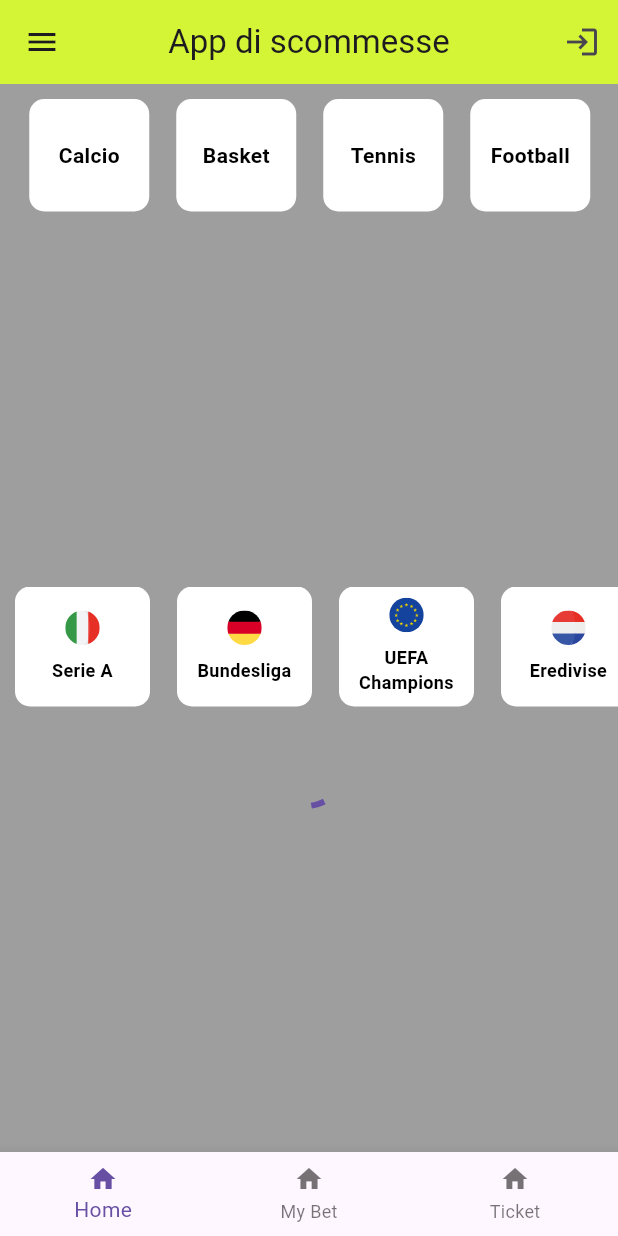
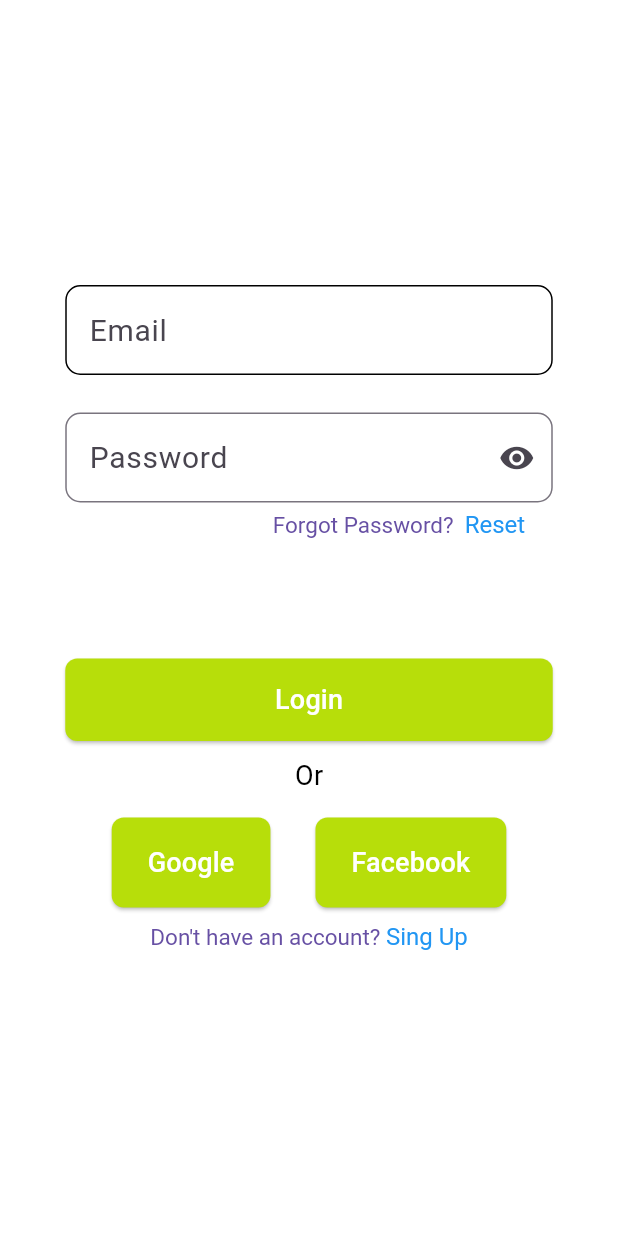
Before and after one commit to FraBoa99/betting_app, a Flutter app: the screen it shows after launch, on a phone screen of 412 x 824 dp. Run offline on Flutter 3.47's test engine with Material 3 defaults, Android fonts, the phone set to English and light mode, and no system bars; our stand-ins replace bloc, equatable, firebase_auth, firebase_core, flutter_bloc, flutter_svg and 2 more; missing offline and left inert: flutter_facebook_auth; accounts and stored records are empty.

Commit message:
Add login with google, to fix login with facebook

```diff
--- /dev/null
+++ b/lib/cubits/auth/auth_state.dart
@@ -0,0 +1,18 @@
+abstract class AuthState {}
+
+class AuthInitial extends AuthState {}
+
+class AuthLoading extends AuthState {}
+
+class AuthSuccess extends AuthState {}
+
+class AuthUnauthenticated extends AuthState {}
+
+class AuthError extends AuthState {
+  final String message;
+  AuthError(
+    this.message,
+  );
+}
+
+class AccountCreate extends AuthState {}
--- a/lib/main.dart
+++ b/lib/main.dart
@@ -1,9 +1,11 @@
-import 'package:betting_app/bloc/betting_cubit.dart';
 import 'package:betting_app/core/-api/api_service.dart';
 import 'package:betting_app/core/-theme/theme_manager.dart';
+import 'package:betting_app/cubits/auth/auth_cubit.dart';
+import 'package:betting_app/cubits/betting/betting_cubit.dart';
 import 'package:betting_app/firebase_options.dart';
 import 'package:betting_app/navigation/app_routes.dart';
 import 'package:betting_app/navigation/cubit/navigation_cubit.dart';
+import 'package:betting_app/repository/auth_repository.dart';
 import 'package:betting_app/repository/odds_repository.dart';
 import 'package:betting_app/screen/home/cubit/sport_cubit.dart';
 import 'package:betting_app/screen/settings/cubit/bookmakers_cubit.dart';
@@ -17,6 +19,7 @@ Future<void> main() async {
   WidgetsFlutterBinding.ensureInitialized();
 
   await Firebase.initializeApp(options: DefaultFirebaseOptions.currentPlatform);
+  //FirebaseAuth.instance.useAuthEmulator('localhost', 9099);
   runApp(const MyApp());
 }
 
@@ -25,17 +28,20 @@ class MyApp extends StatelessWidget {
 
   @override
   Widget build(BuildContext context) {
-    final repository = OddsRepository(apiClient: ApiService());
+    final oddsRepository = OddsRepository(apiClient: ApiService());
+    final authRepository = AuthRepository();
     return MultiBlocProvider(
       providers: [
+        BlocProvider(create: (context) => AuthCubit(authRepository)),
         BlocProvider(create: (context) => NavigationCubit()),
         BlocProvider(create: (context) => ThemeCubit()),
         BlocProvider(create: (context) => BookmakersCubit()),
         BlocProvider(create: (context) => SportsSettingsCubit()),
-        BlocProvider(create: (context) => BettingCubit(repository: repository)),
         BlocProvider(
-          create: (context) =>
-              SportCubit(context.read<BettingCubit>(), repository: repository),
+            create: (context) => BettingCubit(repository: oddsRepository)),
+        BlocProvider(
+          create: (context) => SportCubit(context.read<BettingCubit>(),
+              repository: oddsRepository),
         ),
       ],
       child: BlocBuilder<ThemeCubit, AppTheme>(builder: (context, themeState) {
--- /dev/null
+++ b/lib/models/user.dart
@@ -0,0 +1 @@
+class User {}
--- a/lib/navigation/app_routes.dart
+++ b/lib/navigation/app_routes.dart
@@ -1,10 +1,19 @@
 import 'package:betting_app/screen/home/screen/home.dart';
+import 'package:betting_app/screen/login/screen/forgot_password.dart';
+import 'package:betting_app/screen/login/screen/login.dart';
+import 'package:betting_app/screen/login/screen/signup.dart';
 import 'package:betting_app/screen/settings/screen/bookmakers_settings.dart';
 import 'package:betting_app/screen/settings/screen/settings.dart';
 import 'package:betting_app/screen/settings/screen/sports_settings.dart';
 import 'package:flutter/material.dart';
 
 class AppRoutes {
+  //Login routes
+  static const String login = '/login';
+  static const String signup = '/signup';
+  static const String forgotPassword = '/forgotPassword';
+
+  //Home routes
   static const String home = '/home';
   static const String myBet = '/myBet';
   static const String ticket = '/ticket';
@@ -13,7 +22,7 @@ class AppRoutes {
   static const String boxe = '/boxe';
   static const String tennis = '/tennis';
 
-  //Settings route
+  //Settings routes
   static const String settings = '/settings';
   static const String settingsTheme = '/settings/theme';
   static const String settingSport = '/settings/sport';
@@ -21,6 +30,12 @@ class AppRoutes {
 
   static Route<dynamic> generateRoute(RouteSettings routeSettings) {
     switch (routeSettings.name) {
+      case login:
+        return MaterialPageRoute(builder: (_) => const Login());
+      case signup:
+        return MaterialPageRoute(builder: (_) => const Signup());
+      case forgotPassword:
+        return MaterialPageRoute(builder: (_) => const ForgotPassword());
       case home:
         return MaterialPageRoute(builder: (_) => Home());
       case settings:
@@ -32,7 +47,7 @@ class AppRoutes {
       case settingSport:
         return MaterialPageRoute(builder: (_) => const SportsSettings());
       default:
-        return MaterialPageRoute(builder: (_) => Home());
+        return MaterialPageRoute(builder: (_) => const Login());
     }
   }
 }
--- /dev/null
+++ b/lib/repository/auth_repository.dart
@@ -0,0 +1,88 @@
+import 'package:firebase_auth/firebase_auth.dart';
+import 'package:flutter_facebook_auth/flutter_facebook_auth.dart';
+import 'package:google_sign_in/google_sign_in.dart';
+
+class AuthRepository {
+  final FirebaseAuth _firebaseAuth;
+  final GoogleSignIn _googleSignIn;
+  final FacebookAuth _facebookAuth;
+
+  AuthRepository(
+      {FirebaseAuth? firebaseAuth,
+      GoogleSignIn? googleSignIn,
+      FacebookAuth? facebookAuth})
+      : _firebaseAuth = firebaseAuth ?? FirebaseAuth.instance,
+        _googleSignIn = googleSignIn ?? GoogleSignIn(),
+        _facebookAuth = facebookAuth ?? FacebookAuth.instance;
+
+  Future<User?> getCurrentUser() async {
+    return _firebaseAuth.currentUser;
+  }
+
+  // === EMAIL SIGN IN ====
+  Future<void> signInWithEmail(String email, String password) async {
+    await _firebaseAuth.signInWithEmailAndPassword(
+        email: email, password: password);
+  }
+
+  // === EMAIL SIGN UP ====
+  Future<void> createUserWithEmail(String email, String password) async {
+    try {
+      await _firebaseAuth.createUserWithEmailAndPassword(
+          email: email, password: password);
+    } on FirebaseAuthException catch (e) {
+      if (e.code == 'weak-password') {
+        rethrow;
+      } else if (e.code == 'email-already-in-use') {
+        rethrow;
+      }
+    } catch (e) {
+      rethrow;
+    }
+  }
+
+  // === GOOGLE SIGNIN ===
+  Future<UserCredential?> signInWithGoogle() async {
+    try {
+      final GoogleSignInAccount? googleUser = await _googleSignIn.signIn();
+      final GoogleSignInAuthentication googleAuth =
+          await googleUser!.authentication;
+      final credential = GoogleAuthProvider.credential(
+          accessToken: googleAuth.accessToken, idToken: googleAuth.idToken);
+      return await _firebaseAuth.signInWithCredential(credential);
+    } catch (e) {
+      rethrow;
+    }
+  }
+
+  // === FACEBOOK SIGNIN ===
+  Future<UserCredential?> signinWithFacebook() async {
+    try {
+      final LoginResult result = await _facebookAuth.login();
+      if (result.status == LoginStatus.success) {
+        final AccessToken accessToken = result.accessToken!;
+        final AuthCredential credential =
+            FacebookAuthProvider.credential(accessToken.tokenString);
+        return await _firebaseAuth.signInWithCredential(credential);
+      } else {
+        throw Exception("Login failed with status: ${result.status}");
+      }
+    } catch (e) {
+      rethrow;
+    }
+  }
+
+  Future<void> resetPassword(String email) async {
+    try {
+      await _firebaseAuth.sendPasswordResetEmail(email: email);
+    } catch (e) {
+      print(e);
+      rethrow;
+    }
+  }
+
+  Future<void> signOut() async {
+    await _firebaseAuth.signOut();
+    await _googleSignIn.signOut();
+  }
+}
--- a/lib/screen/home/cubit/sport_cubit.dart
+++ b/lib/screen/home/cubit/sport_cubit.dart
@@ -1,6 +1,6 @@
-import 'package:betting_app/bloc/betting_cubit.dart';
 import 'package:betting_app/constants/list_of_league.dart';
 import 'package:betting_app/constants/list_of_sports.dart';
+import 'package:betting_app/cubits/betting/betting_cubit.dart';
 import 'package:betting_app/models/league.dart';
 import 'package:betting_app/models/sport.dart';
 import 'package:betting_app/repository/odds_repository.dart';
--- a/lib/screen/home/screen/home.dart
+++ b/lib/screen/home/screen/home.dart
@@ -1,4 +1,4 @@
-import 'package:betting_app/bloc/betting_cubit.dart';
+import 'package:betting_app/cubits/betting/betting_cubit.dart';
 import 'package:betting_app/models/apiModels/odds.dart';
 import 'package:betting_app/navigation/app_routes.dart';
 import 'package:betting_app/navigation/cubit/navigation_cubit.dart';
--- /dev/null
+++ b/lib/screen/login/screen/login.dart
@@ -0,0 +1,197 @@
+import 'package:betting_app/cubits/auth/auth_cubit.dart';
+import 'package:betting_app/cubits/auth/auth_state.dart';
+import 'package:betting_app/navigation/app_routes.dart';
+import 'package:flutter/gestures.dart';
+import 'package:flutter/material.dart';
+import 'package:flutter_bloc/flutter_bloc.dart';
+
+class Login extends StatefulWidget {
+  const Login({super.key});
+
+  @override
+  State<StatefulWidget> createState() => _LoginState();
+}
+
+class _LoginState extends State<Login> {
+  bool _isObscured = true;
+
+  final _emailTextController = TextEditingController();
+  final _passwordTextController = TextEditingController();
+
+  @override
+  Widget build(BuildContext context) {
+    return Scaffold(
+      backgroundColor: Colors.white,
+      body: BlocListener<AuthCubit, AuthState>(
+        listener: (context, state) {
+          if (state is AuthSuccess) {
+            Navigator.pushReplacementNamed(context, '/home');
+          } else if (state is AuthError) {
+            print(state.message);
+            ScaffoldMessenger.of(context)
+                .showSnackBar(SnackBar(content: Text(state.message)));
+          }
+        },
+        child: Center(
+          child: Column(
+            mainAxisAlignment: MainAxisAlignment.center,
+            children: [
+              SizedBox(
+                width: 325,
+                height: 60,
+                child: TextField(
+                  controller: _emailTextController,
+                  decoration: InputDecoration(
+                      labelText: 'Email',
+                      enabledBorder: OutlineInputBorder(
+                        borderSide: const BorderSide(width: 1.0),
+                        borderRadius: BorderRadius.circular(10),
+                      ),
+                      focusedBorder: OutlineInputBorder(
+                          borderRadius: BorderRadius.circular(10),
+                          borderSide: BorderSide(
+                              width: 1,
+                              color: Theme.of(context).colorScheme.primary))),
+                ),
+              ),
+              const SizedBox(
+                height: 25,
+              ),
+              SizedBox(
+                width: 325,
+                height: 60,
+                child: TextField(
+                  obscureText: _isObscured,
+                  controller: _passwordTextController,
+                  decoration: InputDecoration(
+                      labelText: 'Password',
+                      suffixIcon: IconButton(
+                          onPressed: () {
+                            setState(() {
+                              _isObscured = !_isObscured;
+                            });
+                          },
+                          icon: Icon(
+                            _isObscured
+                                ? Icons.visibility
+                                : Icons.visibility_off,
+                          )),
+                      border: OutlineInputBorder(
+                        borderRadius: BorderRadius.circular(10),
+                      ),
+                      focusedBorder: OutlineInputBorder(
+                          borderRadius: BorderRadius.circular(10),
+                          borderSide: BorderSide(
+                              color: Theme.of(context)
+                                  .colorScheme
+                                  .inversePrimary))),
+                ),
+              ),
+              Padding(
+                padding: const EdgeInsets.only(top: 5, left: 120.0),
+                child: RichText(
+                    text: TextSpan(
+                        text: 'Forgot Password?  ',
+                        style: TextStyle(
+                            fontSize: 15,
+                            color: Theme.of(context).colorScheme.primary),
+                        children: [
+                      TextSpan(
+                          text: 'Reset',
+                          style:
+                              const TextStyle(color: Colors.blue, fontSize: 16),
+                          recognizer: TapGestureRecognizer()
+                            ..onTap = () {
+                              Navigator.pushNamed(
+                                  context, AppRoutes.forgotPassword);
+                            }),
+                    ])),
+              ),
+              const SizedBox(
+                height: 80,
+              ),
+              ElevatedButton(
+                  onPressed: () {
+                    context.read<AuthCubit>().signInWithEmail(
+                        _emailTextController.text,
+                        _passwordTextController.text);
+                  },
+                  style: ElevatedButton.styleFrom(
+                      minimumSize: const Size(325, 55),
+                      backgroundColor: const Color.fromARGB(255, 183, 222, 10),
+                      foregroundColor: Theme.of(context).colorScheme.onPrimary,
+                      shape: RoundedRectangleBorder(
+                          borderRadius: BorderRadius.circular(8))),
+                  child: const Text('Login', style: TextStyle(fontSize: 18))),
+              const SizedBox(
+                height: 10,
+              ),
+              const Align(
+                alignment: Alignment.center,
+                child: Text('Or'),
+              ),
+              const SizedBox(
+                height: 15,
+              ),
+              Row(
+                mainAxisAlignment: MainAxisAlignment.center,
+                children: [
+                  ElevatedButton(
+                      onPressed: () {
+                        context.read<AuthCubit>().signInWithGoogle();
+                      },
+                      style: ElevatedButton.styleFrom(
+                          minimumSize: const Size(100, 60),
+                          backgroundColor:
+                              const Color.fromARGB(255, 183, 222, 10),
+                          foregroundColor:
+                              Theme.of(context).colorScheme.onPrimary,
+                          shape: RoundedRectangleBorder(
+                              borderRadius: BorderRadius.circular(8))),
+                      child:
+                          const Text('Google', style: TextStyle(fontSize: 18))),
+                  const SizedBox(
+                    width: 30,
+                  ),
+                  ElevatedButton(
+                      onPressed: () {
+                        context.read<AuthCubit>().signinWithFacebook();
+                      },
+                      style: ElevatedButton.styleFrom(
+                          minimumSize: const Size(100, 60),
+                          backgroundColor:
+                              const Color.fromARGB(255, 183, 222, 10),
+                          foregroundColor:
+                              Theme.of(context).colorScheme.onPrimary,
+                          shape: RoundedRectangleBorder(
+                              borderRadius: BorderRadius.circular(8))),
+                      child: const Text('Facebook',
+                          style: TextStyle(fontSize: 18))),
+                ],
+              ),
+              const SizedBox(
+                height: 10,
+              ),
+              RichText(
+                  text: TextSpan(
+                      text: "Don't have an account? ",
+                      style: TextStyle(
+                          fontSize: 15,
+                          color: Theme.of(context).colorScheme.primary),
+                      children: [
+                    TextSpan(
+                        text: 'Sing Up',
+                        style:
+                            const TextStyle(color: Colors.blue, fontSize: 16),
+                        recognizer: TapGestureRecognizer()
+                          ..onTap = () {
+                            Navigator.pushNamed(context, AppRoutes.signup);
+                          }),
+                  ]))
+            ],
+          ),
+        ),
+      ),
+    );
+  }
+}
--- a/pubspec.yaml
+++ b/pubspec.yaml
@@ -41,6 +41,12 @@ dependencies:
   equatable: ^2.0.7
   shared_preferences: ^2.3.3
   intl: ^0.20.1
+  firebase_core: ^3.8.1
+  firebase_auth: ^5.3.4
+  bloc: ^8.1.4
+  google_sign_in: ^6.2.2
+  sign_in_with_apple: ^6.1.4
+  flutter_facebook_auth: ^7.1.1
 
 dev_dependencies:
   flutter_test:
```
Also changed, not shown: firepit-log.txt (added, +27 -0 lines), lib/cubits/auth/auth_cubit.dart (added, +73 -0 lines), lib/screen/login/screen/forgot_password.dart (added, +30 -0 lines), lib/screen/login/screen/signup.dart (added, +137 -0 lines), firebase.json (added), lib/cubits/betting/betting_cubit.dart (renamed from lib/bloc/betting_cubit.dart), lib/firebase_options.dart, pubspec.lock, 16 other files.
